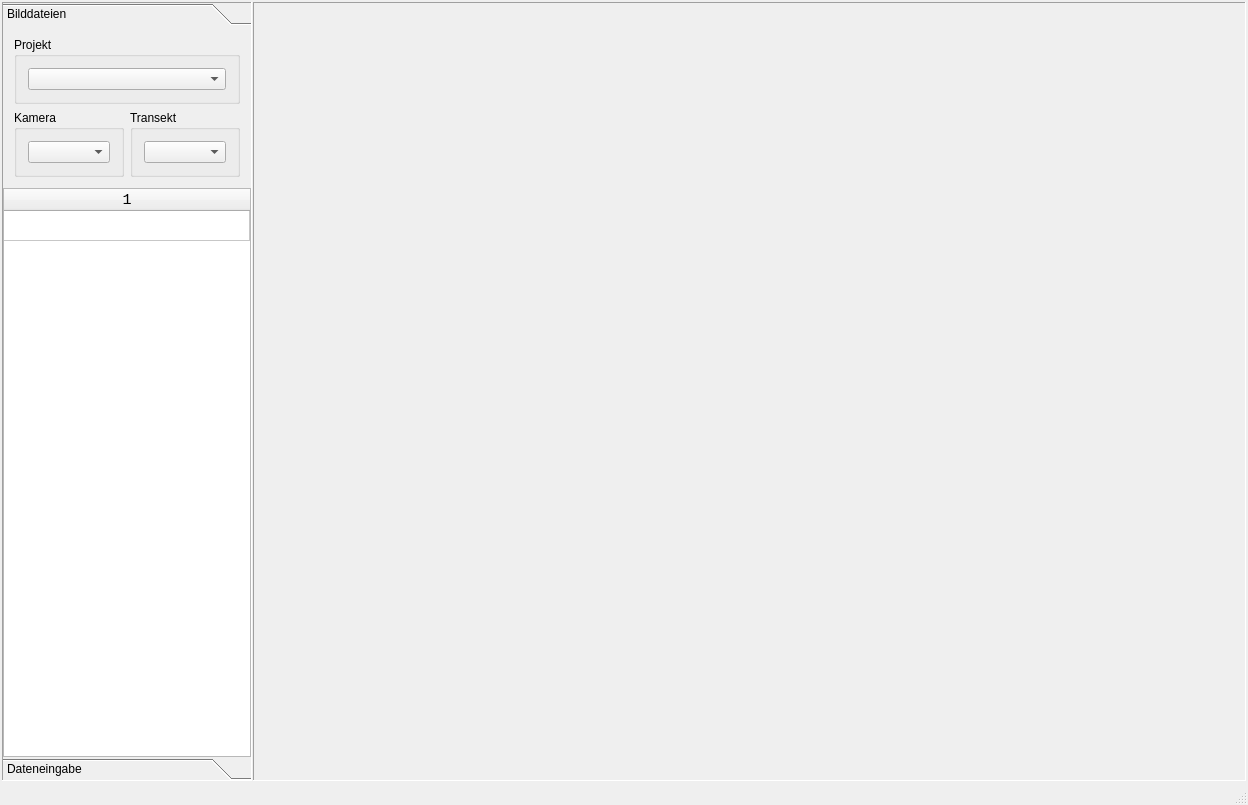
Before: the Qt Designer form mainwindow.ui in ifaoe/2014-07-Bird-Census, drawn with Qt 5.
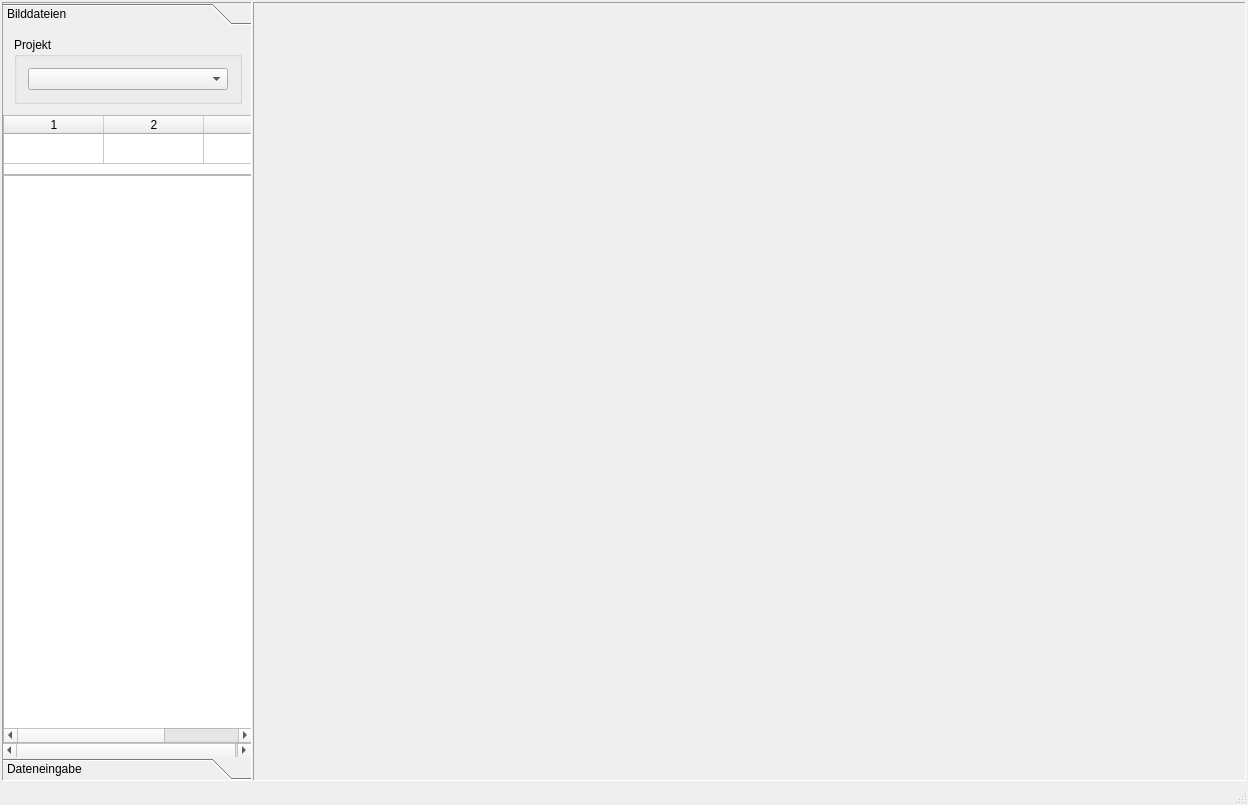
After: the same form once the commit is applied. Icons and pictures are not drawn.

Commit message: General cleanup. Imagelist with filters and only one camera per row.

What changed in the file:
```diff
--- a/mainwindow.ui
+++ b/mainwindow.ui
@@ -118,8 +118,8 @@
               <rect>
                <x>0</x>
                <y>0</y>
-               <width>248</width>
-               <height>713</height>
+               <width>250</width>
+               <height>700</height>
               </rect>
              </property>
              <attribute name="label">
@@ -162,37 +162,56 @@
                       </layout>
                      </widget>
                     </item>
-                    <item row="1" column="0">
-                     <widget class="QGroupBox" name="gbxCam">
-                      <property name="title">
-                       <string>Kamera</string>
-                      </property>
-                      <layout class="QVBoxLayout" name="verticalLayout_9">
-                       <item>
-                        <widget class="QComboBox" name="cmbCam">
-                         <property name="frame">
-                          <bool>true</bool>
-                         </property>
-                        </widget>
-                       </item>
-                      </layout>
-                     </widget>
-                    </item>
-                    <item row="1" column="1">
-                     <widget class="QGroupBox" name="gbxTrc">
-                      <property name="title">
-                       <string>Transekt</string>
-                      </property>
-                      <layout class="QVBoxLayout" name="verticalLayout_10">
-                       <item>
-                        <widget class="QComboBox" name="cmbTrc"/>
-                       </item>
-                      </layout>
-                     </widget>
-                    </item>
                    </layout>
                   </widget>
                  </item>
+                 <item>
+                  <widget class="QTableWidget" name="tbwFilters">
+                   <property name="sizePolicy">
+                    <sizepolicy hsizetype="Fixed" vsizetype="Fixed">
+                     <horstretch>0</horstretch>
+                     <verstretch>0</verstretch>
+                    </sizepolicy>
+                   </property>
+                   <property name="minimumSize">
+                    <size>
+                     <width>0</width>
+                     <height>0</height>
+                    </size>
+                   </property>
+                   <property name="maximumSize">
+                    <size>
+                     <width>250</width>
+                     <height>60</height>
+                    </size>
+                   </property>
+                   <property name="verticalScrollBarPolicy">
+                    <enum>Qt::ScrollBarAlwaysOff</enum>
+                   </property>
+                   <property name="horizontalScrollBarPolicy">
+                    <enum>Qt::ScrollBarAlwaysOff</enum>
+                   </property>
+                   <property name="editTriggers">
+                    <set>QAbstractItemView::NoEditTriggers</set>
+                   </property>
+                   <property name="selectionMode">
+                    <enum>QAbstractItemView::NoSelection</enum>
+                   </property>
+                   <property name="rowCount">
+                    <number>1</number>
+                   </property>
+                   <property name="columnCount">
+                    <number>3</number>
+                   </property>
+                   <attribute name="verticalHeaderVisible">
+                    <bool>false</bool>
+                   </attribute>
+                   <row/>
+                   <column/>
+                   <column/>
+                   <column/>
+                  </widget>
+                 </item>
                  <item>
                   <widget class="QTableWidget" name="tbvImages">
                    <property name="font">
@@ -211,11 +230,14 @@
                     <enum>Qt::SolidLine</enum>
                    </property>
                    <property name="rowCount">
-                    <number>1</number>
+                    <number>0</number>
                    </property>
                    <property name="columnCount">
-                    <number>1</number>
+                    <number>3</number>
                    </property>
+                   <attribute name="horizontalHeaderVisible">
+                    <bool>false</bool>
+                   </attribute>
                    <attribute name="horizontalHeaderShowSortIndicator" stdset="0">
                     <bool>false</bool>
                    </attribute>
@@ -225,7 +247,8 @@
                    <attribute name="verticalHeaderVisible">
                     <bool>false</bool>
                    </attribute>
-                   <row/>
+                   <column/>
+                   <column/>
                    <column/>
                   </widget>
                  </item>
```
The commit also changes 8 other files.
